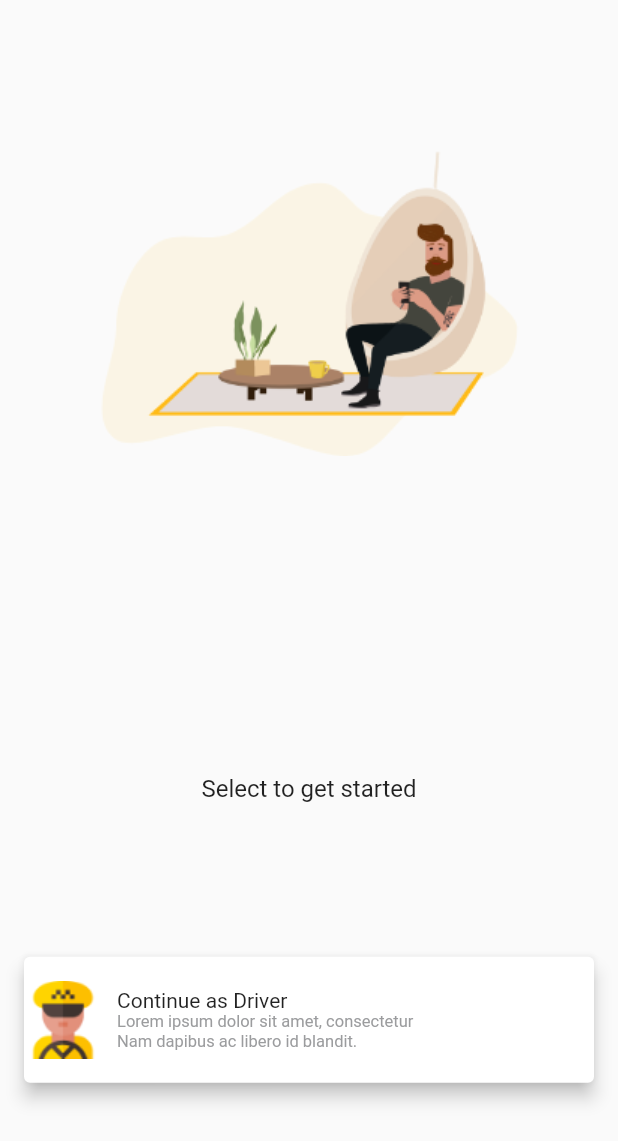
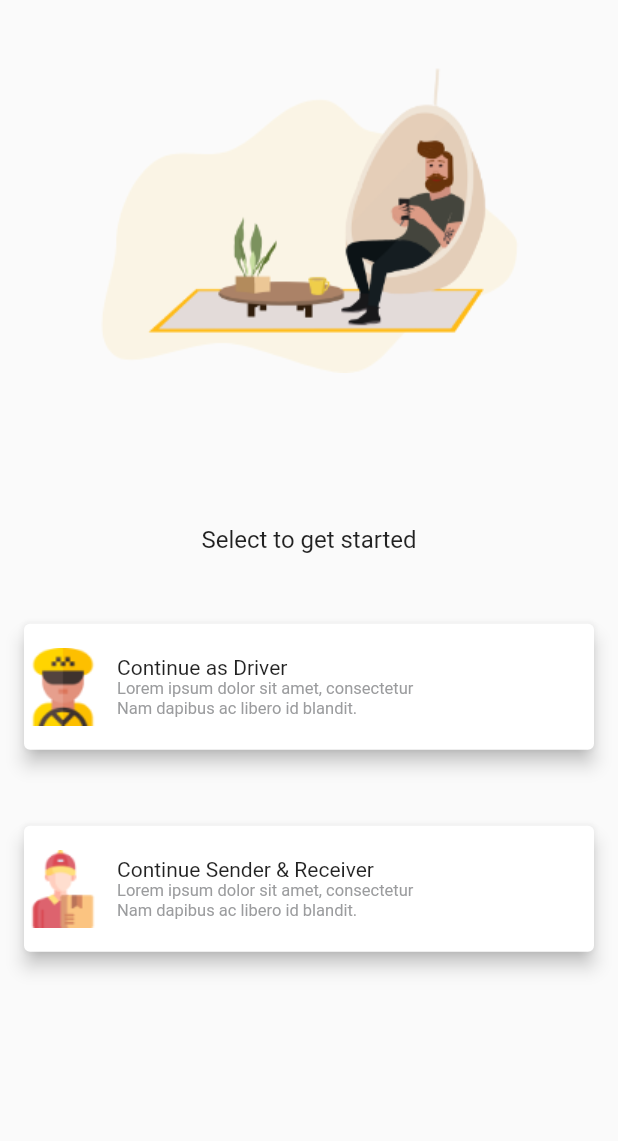
Before and after one commit to Hashimkhann1/drop-shippers, a Flutter app: the GetStarted screen opened directly, on a phone screen of 412 x 824 dp. Shown: the top 1141 px of the screen. Run offline on Flutter 3.47's test engine with Material 2 defaults, Android fonts, the phone set to English and light mode, and no system bars; our stand-ins replace flutter_spinkit, google_fonts, smooth_page_indicator.

Commit message:
UI updated

```diff
--- a/lib/view/getstarted/get_started.dart
+++ b/lib/view/getstarted/get_started.dart
@@ -23,7 +23,26 @@ class _GetStartedState extends State<GetStarted> {
                   fontSize: 16.0
                 ),
               ),
-              Padding(
+              Cards(image: 'taxidriver', titleText: 'Continue as Driver', paraText: 'Lorem ipsum dolor sit amet, consectetur\nNam dapibus ac libero id blandit.',),
+              Cards(image: 'deliverycourier' , titleText: 'Continue Sender & Receiver' , paraText: 'Lorem ipsum dolor sit amet, consectetur\nNam dapibus ac libero id blandit.',),
+              SizedBox(height: 100.0,)
+            ],
+          ),
+        )
+    );
+  }
+}
+
+class Cards extends StatelessWidget {
+  Cards({this.image , this.paraText , this.titleText});
+
+  String? image;
+  String? titleText;
+  String? paraText;
+
+  @override
+  Widget build(BuildContext context) {
+    return Padding(
       padding: const EdgeInsets.symmetric(horizontal: 12.0),
       child: Card(
         elevation: 5.0,
@@ -31,14 +50,14 @@ class _GetStartedState extends State<GetStarted> {
           padding: const EdgeInsets.symmetric(vertical: 16.0),
           child: Row(
             children: [
-                        Image(image: AssetImage('images/taxidriver.png')),
+              Image(image: AssetImage('images/$image.png')),
               SizedBox(width: 10.0,),
               Container(
                 child: Column(
                   crossAxisAlignment: CrossAxisAlignment.start,
                   children: [
-                              Text('Continue as Driver',),
-                              Text('Lorem ipsum dolor sit amet, consectetur\nNam dapibus ac libero id blandit.',
+                    Text(titleText.toString()),
+                    Text(paraText.toString(),
                     style: TextStyle(
                       color: Color(0xFF9B9C9E),
                       fontSize: 11.0
@@ -51,10 +70,6 @@ class _GetStartedState extends State<GetStarted> {
           ),
         ),
       ),
-              ),
-            ],
-          ),
-        )
     );
   }
 }
```
Also changed, not shown: images/deliverycourier.png (added). Lines whose indentation alone changed are shown as unchanged.
